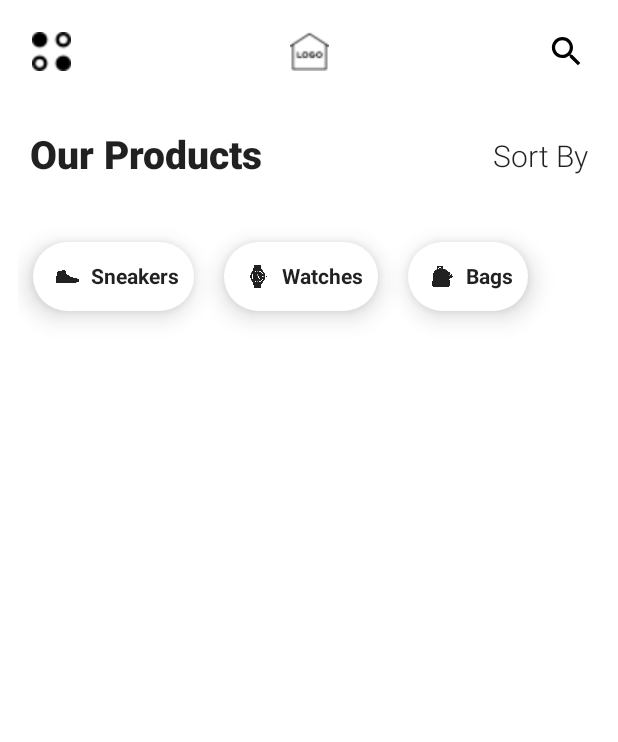
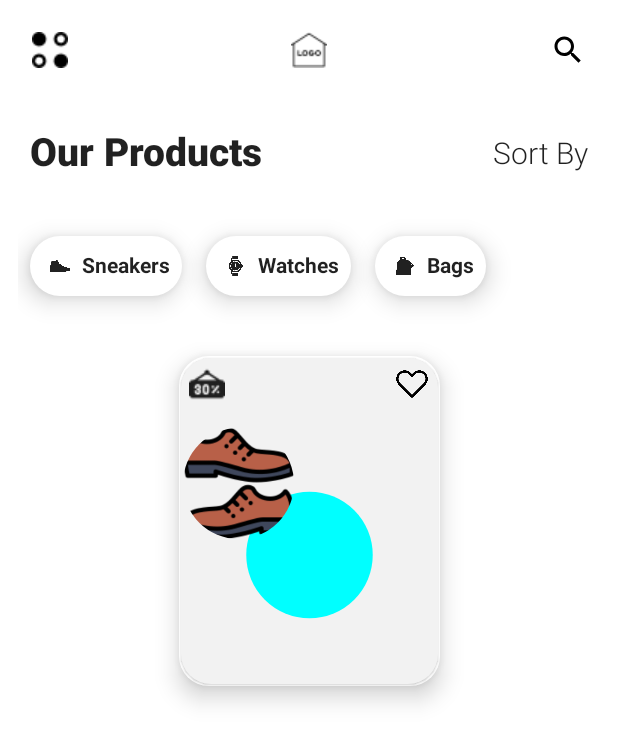
Before and after one commit to lachu97/EcommerceAppUI, an Android app built with Jetpack Compose: the screen it shows after launch (MainActivity), on a phone screen of 412 x 824 dp. Shown: the top 742 px of the screen. Run offline under Robolectric (Android 15) with nearby library versions, the phone set to English and light mode, and no system bars.

Commit message:
another commit

```diff
--- a/app/src/main/java/com/example/ecomdesign/MainActivity.kt
+++ b/app/src/main/java/com/example/ecomdesign/MainActivity.kt
@@ -13,6 +13,7 @@ import androidx.compose.ui.Modifier
 import androidx.compose.ui.tooling.preview.Preview
 import androidx.compose.ui.unit.dp
 import com.example.ecomdesign.homeui.Chipgrp
+import com.example.ecomdesign.homeui.productcards
 import com.example.ecomdesign.homeui.titlepart
 import com.example.ecomdesign.homeui.toppart
 import com.example.ecomdesign.ui.theme.EcomdesignTheme
@@ -38,6 +39,10 @@ class MainActivity : ComponentActivity() {
                         titlepart()
                         Spacer(modifier = Modifier.padding(10.dp))
                         Chipgrp()
+                        Spacer(modifier = Modifier.padding(10.dp))
+                        productcards({
+                             Unit
+                        })
                     }
 
                 }
--- /dev/null
+++ b/app/src/main/java/com/example/ecomdesign/homeui/constants.kt
@@ -0,0 +1,7 @@
+package com.example.ecomdesign.homeui
+
+import androidx.compose.ui.unit.dp
+
+val cornerradius = 20
+val iconsize = 24
+val paddingval = 10.dp
--- a/app/src/main/java/com/example/ecomdesign/homeui/homescreen.kt
+++ b/app/src/main/java/com/example/ecomdesign/homeui/homescreen.kt
@@ -1,19 +1,22 @@
 package com.example.ecomdesign.homeui
 
+import androidx.compose.foundation.Canvas
+import androidx.compose.foundation.Image
 import androidx.compose.foundation.clickable
 import androidx.compose.foundation.layout.*
 import androidx.compose.foundation.lazy.LazyRow
 import androidx.compose.foundation.lazy.itemsIndexed
+import androidx.compose.foundation.shape.CircleShape
 import androidx.compose.foundation.shape.RoundedCornerShape
 import androidx.compose.material.*
-import androidx.compose.runtime.Composable
-import androidx.compose.runtime.mutableStateOf
-import androidx.compose.runtime.remember
-import androidx.compose.runtime.getValue
-import androidx.compose.runtime.setValue
+import androidx.compose.runtime.*
 import androidx.compose.ui.Alignment
 import androidx.compose.ui.Modifier
+import androidx.compose.ui.draw.clip
+import androidx.compose.ui.draw.drawBehind
+import androidx.compose.ui.geometry.Offset
 import androidx.compose.ui.graphics.Color
+import androidx.compose.ui.res.colorResource
 import androidx.compose.ui.res.painterResource
 import androidx.compose.ui.text.font.FontFamily
 import androidx.compose.ui.text.font.FontStyle
@@ -22,8 +25,6 @@ import androidx.compose.ui.unit.dp
 import androidx.compose.ui.unit.sp
 import com.example.ecomdesign.R
 
-val iconsize = 26
-val paddingval = 10.dp
 
 @Composable
 fun toppart() {
@@ -118,11 +119,12 @@ fun Chippart(name: String, id: Int) {
         backgroundColor = MaterialTheme.colors.surface,
         shape = RoundedCornerShape(24.dp),
         modifier = Modifier
-            .padding(10.dp)
+            .padding(8.dp)
     ) {
         Row(
             Modifier
-                .padding(10.dp), verticalAlignment = Alignment.CenterVertically,
+                .padding(8.dp),
+            verticalAlignment = Alignment.CenterVertically,
         ) {
 
 
@@ -159,16 +161,117 @@ fun Chippart(name: String, id: Int) {
 
 @Composable
 fun Chipgrp() {
-   val mycards = listOf<cards>(
-       cards(1,"Sneakers"),
-       cards(2,"Watches"),
-       cards(3,"Bags"),
-   )
-    LazyRow(modifier = Modifier
-        .padding(2.dp)
-        .fillMaxWidth()){
-        itemsIndexed(mycards){ _,it ->
+    val mycards = listOf<cards>(
+        cards(1, "Sneakers"),
+        cards(2, "Watches"),
+        cards(3, "Bags"),
+    )
+    LazyRow(
+        modifier = Modifier
+            .padding(2.dp)
+            .fillMaxWidth()
+    ) {
+        itemsIndexed(mycards) { _, it ->
             Chippart(name = it.name, id = it.id)
         }
     }
 }
+
+//display cards
+@Composable
+fun productcards(onclick: () -> Unit) {
+    val newiconsize = 84
+    Surface(
+        modifier = Modifier
+            .width(194.dp)
+            .height(240.dp)
+            .padding(paddingval),
+        elevation = 10.dp,
+        shape = RoundedCornerShape(cornerradius.dp)
+    ) {
+        Card(
+            Modifier
+                .fillMaxSize()
+                .padding(1.dp)
+                .clickable {
+                    onclick
+                },
+            backgroundColor = colorResource(id = R.color.mywhite),
+            shape = RoundedCornerShape(cornerradius.dp)
+        ) {
+            Column(
+                Modifier
+                    .fillMaxSize()
+                    .padding(1.dp),
+                verticalArrangement = Arrangement.spacedBy(1.dp),
+                horizontalAlignment = Alignment.CenterHorizontally
+            ) {
+                cardtop()
+                Spacer(modifier = Modifier.padding(5.dp))
+                cardmiddle()
+
+            }
+        }
+    }
+}
+
+@Composable
+fun cardtop(
+    state: Boolean = true
+) {
+    var mystate = remember { mutableStateOf(false) }
+    Row(
+        Modifier
+            .fillMaxWidth()
+            .padding(4.dp),
+        horizontalArrangement = Arrangement.SpaceBetween,
+        verticalAlignment = Alignment.CenterVertically
+    ) {
+        if (state) {
+            Icon(
+                painter = painterResource(id = R.drawable.discount), contentDescription = null,
+                modifier = Modifier.size(iconsize.dp)
+            )
+        }
+
+        Image(painter = painterResource(
+            id = if (mystate.value) {
+                R.drawable.heart
+            } else {
+                R.drawable.love
+            }
+        ),
+            contentDescription = null,
+            modifier = Modifier
+                .size(iconsize.dp)
+                .clip(CircleShape)
+                .clickable {
+                    mystate.value = !mystate.value
+                })
+
+    }
+}
+
+@Composable
+fun cardmiddle() {
+    Box(modifier = Modifier.fillMaxWidth()) {
+        Canvas(modifier = Modifier.fillMaxSize()) {
+            val canvasWidth = size.width
+            val canvasHeight = size.height
+            drawCircle(
+                color = Color.Cyan,
+                center = Offset(x = canvasWidth / 2, y = canvasHeight / 2),
+                radius = size.minDimension / 4
+            )
+        }
+        Image(
+            painter = painterResource(id = R.drawable.shoe12)
+            , contentDescription = null,
+            modifier = Modifier
+                .clip(CircleShape)
+                .size(74.dp)
+        )
+    }
+
+
+}
--- a/app/src/main/res/values/colors.xml
+++ b/app/src/main/res/values/colors.xml
@@ -7,4 +7,5 @@
     <color name="teal_700">#FF018786</color>
     <color name="black">#FF000000</color>
     <color name="white">#FFFFFFFF</color>
+    <color name="mywhite">#F2F2F2</color>
 </resources>
```
Also changed, not shown: app/src/main/res/drawable-v24/discount.png (added), app/src/main/res/drawable-v24/heart.png (added), app/src/main/res/drawable-v24/love.png (added), app/src/main/res/drawable-v24/shoe12.png (added).
